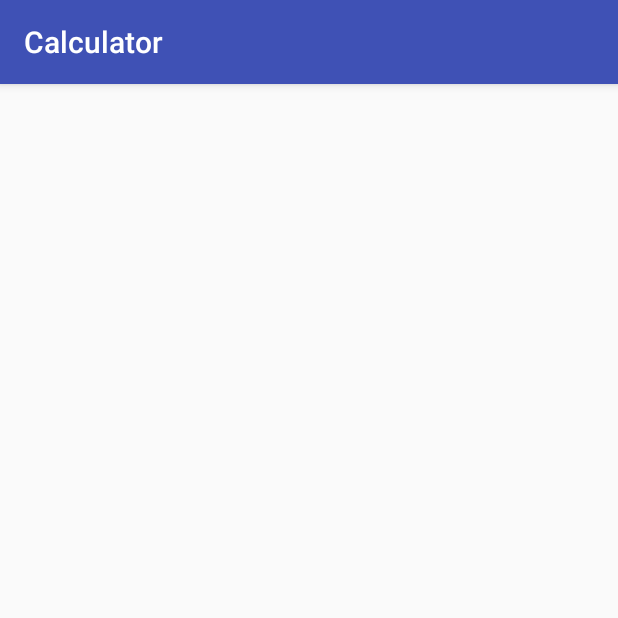
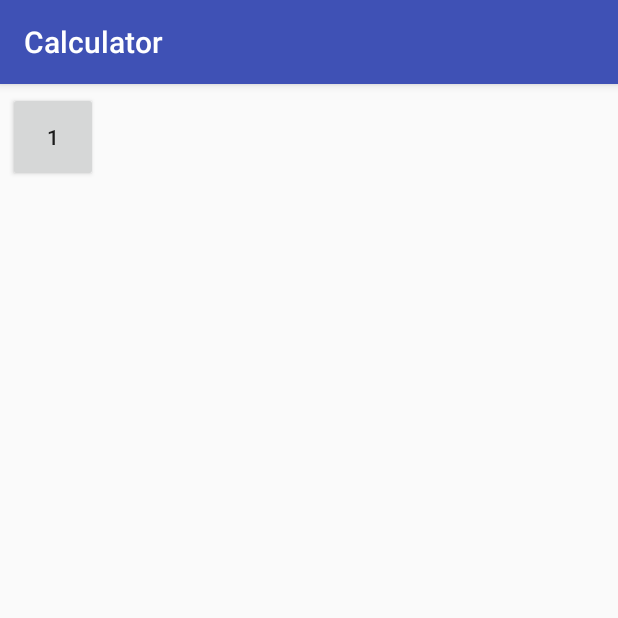
Before and after one commit to khadkarajesh/Calculator, an Android app: the fragment ButtonFragment shown on its own in the app's theme, on a phone screen of 412 x 824 dp, the top half of it. Run offline under Robolectric (Android 15) with nearby library versions, the phone set to English and light mode, and no system bars.

Commit message:
add button one

```diff
--- a/app/src/main/res/layout/fragment_button.xml
+++ b/app/src/main/res/layout/fragment_button.xml
@@ -4,4 +4,10 @@
     android:layout_width="match_parent"
     android:layout_height="match_parent">
 
+    <Button
+        android:id="@+id/button_1"
+        android:layout_width="60dp"
+        android:layout_height="60dp"
+        android:text="@string/button_one"
+        android:layout_margin="5dp" />
 </RelativeLayout>
--- a/app/src/main/res/values/strings.xml
+++ b/app/src/main/res/values/strings.xml
@@ -2,4 +2,5 @@
     <string name="app_name">Calculator</string>
     <string name="greeting_message">Hello World!</string>
     <string name="default_display">display</string>
+    <string name="button_one">1</string>
 </resources>
```
Also changed, not shown: 1 other file.
